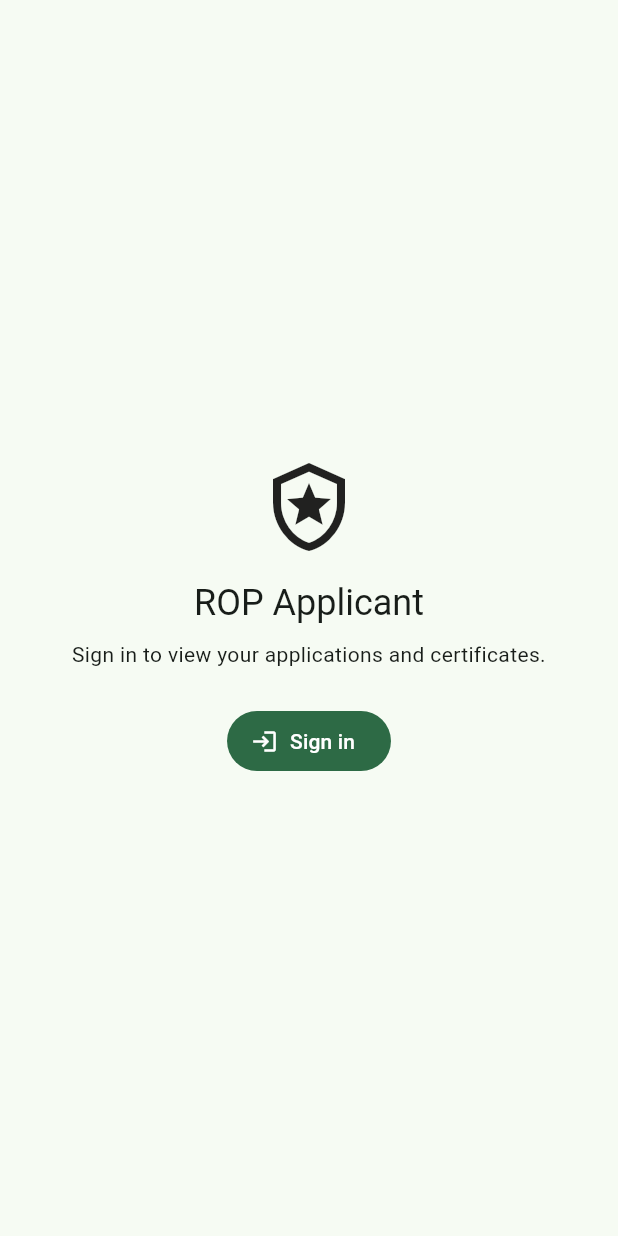
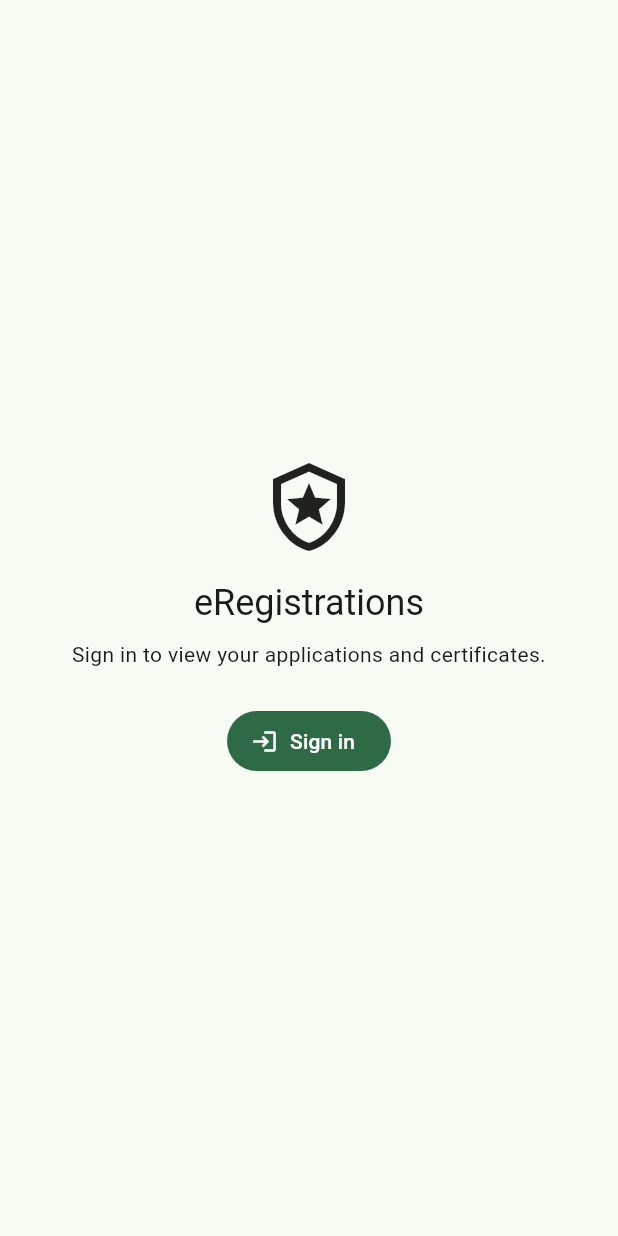
Before and after one commit to krixerx/cib7-react-poc, a Flutter app: the screen it shows after launch, after a tap on "Sign in", on a phone screen of 412 x 824 dp. Run offline on Flutter 3.47's test engine with Material 3 defaults, Android fonts, the phone set to English and light mode, and no system bars; our stand-ins replace web; missing offline and left inert: dart:js_interop; statements that could not run were skipped.

Commit message:
fix(mobile): request openid scope only; rebrand ROP -> eRegistrations
- Login: request scope=openid (not "openid profile"). The cib7-mobile client,
  like cib7-frontend, only has the cib7-claims scope assigned, so requesting
  the built-in profile scope returned invalid_scope. preferred_username still
  rides in the access token.
- Public-POC branding: scrub "ROP" from the app (titles -> "eRegistrations" /
  "Services"), pubspec and README. Client identity stays out of the public repo.

Co-Authored-By: Claude Opus 4.8 (1M context) <noreply@anthropic.com>

```diff
--- a/mobile/lib/auth/auth_service.dart
+++ b/mobile/lib/auth/auth_service.dart
@@ -77,7 +77,11 @@ class AuthService extends ChangeNotifier {
       queryParameters: {
         'client_id': AuthConfig.clientId,
         'response_type': 'code',
-        'scope': 'openid profile',
+        // Just 'openid' — the cib7-mobile client (like cib7-frontend) only has
+        // the cib7-claims scope assigned, not the built-in 'profile' scope, so
+        // requesting 'profile' yields invalid_scope. preferred_username still
+        // rides along in the access token.
+        'scope': 'openid',
         'redirect_uri': _redirectUri,
         'state': state,
         'code_challenge': _codeChallenge(verifier),
--- a/mobile/lib/main.dart
+++ b/mobile/lib/main.dart
@@ -20,7 +20,7 @@ class ApplicantApp extends StatelessWidget {
   @override
   Widget build(BuildContext context) {
     return MaterialApp(
-      title: 'ROP Applicant (POC)',
+      title: 'eRegistrations Applicant (POC)',
       debugShowCheckedModeBanner: false,
       theme: ThemeData(
         colorSchemeSeed: const Color(0xFF1F6F43),
@@ -53,7 +53,7 @@ class LoginScreen extends StatelessWidget {
               const Icon(Icons.local_police_outlined, size: 64),
               const SizedBox(height: 16),
               Text(
-                'ROP Applicant',
+                'eRegistrations',
                 style: Theme.of(context).textTheme.headlineSmall,
               ),
               const SizedBox(height: 8),
@@ -105,7 +105,7 @@ class _HomeScreenState extends State<HomeScreen> {
   Widget build(BuildContext context) {
     return Scaffold(
       appBar: AppBar(
-        title: const Text('ROP Services'),
+        title: const Text('Services'),
         actions: [
           if (widget.auth.username != null)
             Center(
--- a/mobile/pubspec.yaml
+++ b/mobile/pubspec.yaml
@@ -1,5 +1,5 @@
 name: cib7_applicant
-description: "ROP applicant mobile app (Flutter) — CIB seven POC. Proves the RFP's proposed Flutter stack against the existing engine."
+description: "eRegistrations applicant mobile app (Flutter) — CIB seven POC. Proves the RFP's proposed Flutter stack against the existing engine."
 publish_to: "none"
 version: 0.1.0+1
 
```
Also changed, not shown: 1 other file.
